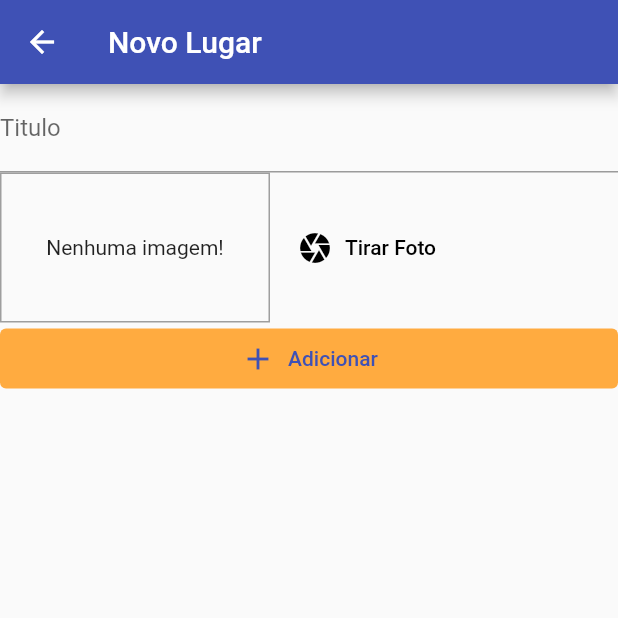
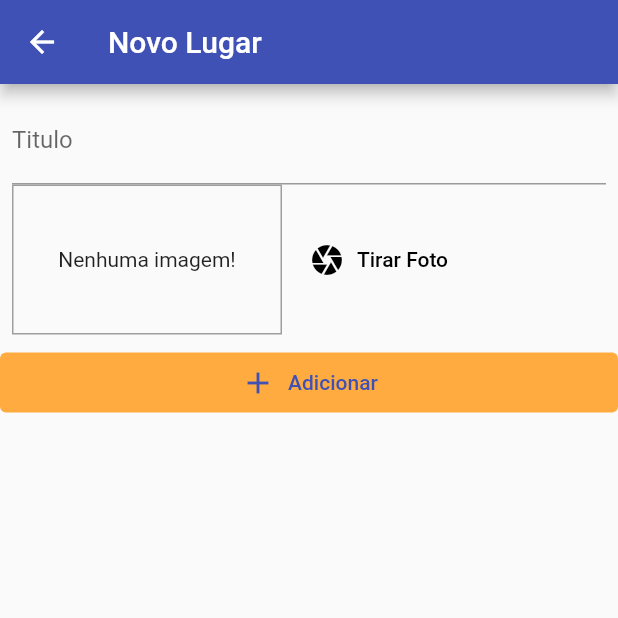
Before and after one commit to lucianopalhares/camap_bd_flutter, a Flutter app: the PlaceFormScreen screen opened by its route, on a phone screen of 412 x 824 dp, the top half of it. Run offline on Flutter 3.47's test engine with Material 2 defaults, Android fonts, the light colour scheme and no system bars.

Commit message:
envolver com Padding o titulo e o campo imagem do place form

```diff
--- a/lib/screens/place_form_screen.dart
+++ b/lib/screens/place_form_screen.dart
@@ -20,7 +20,9 @@ class _PlaceFormScreenState extends State<PlaceFormScreen> {
       body: Column(
         crossAxisAlignment: CrossAxisAlignment.stretch,
         children: [
-          Column(
+          Padding(
+            padding: const EdgeInsets.all(8.0),
+            child: Column(
               children: <Widget>[
                 TextField(
                   decoration: InputDecoration(
@@ -29,6 +31,7 @@ class _PlaceFormScreenState extends State<PlaceFormScreen> {
                 ),
                 ImageInput()
               ]
+            ),
           ),
           TextButton.icon(
             onPressed: () {},
```
Lines whose indentation alone changed are shown as unchanged.
